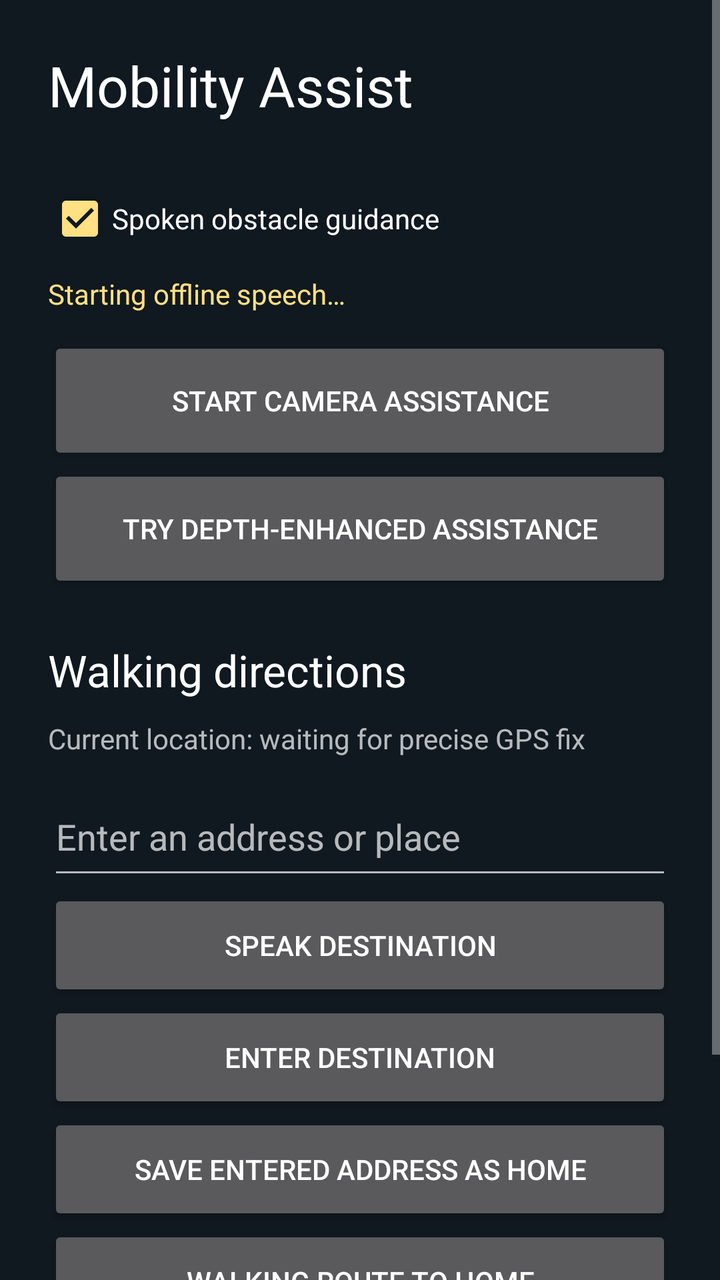
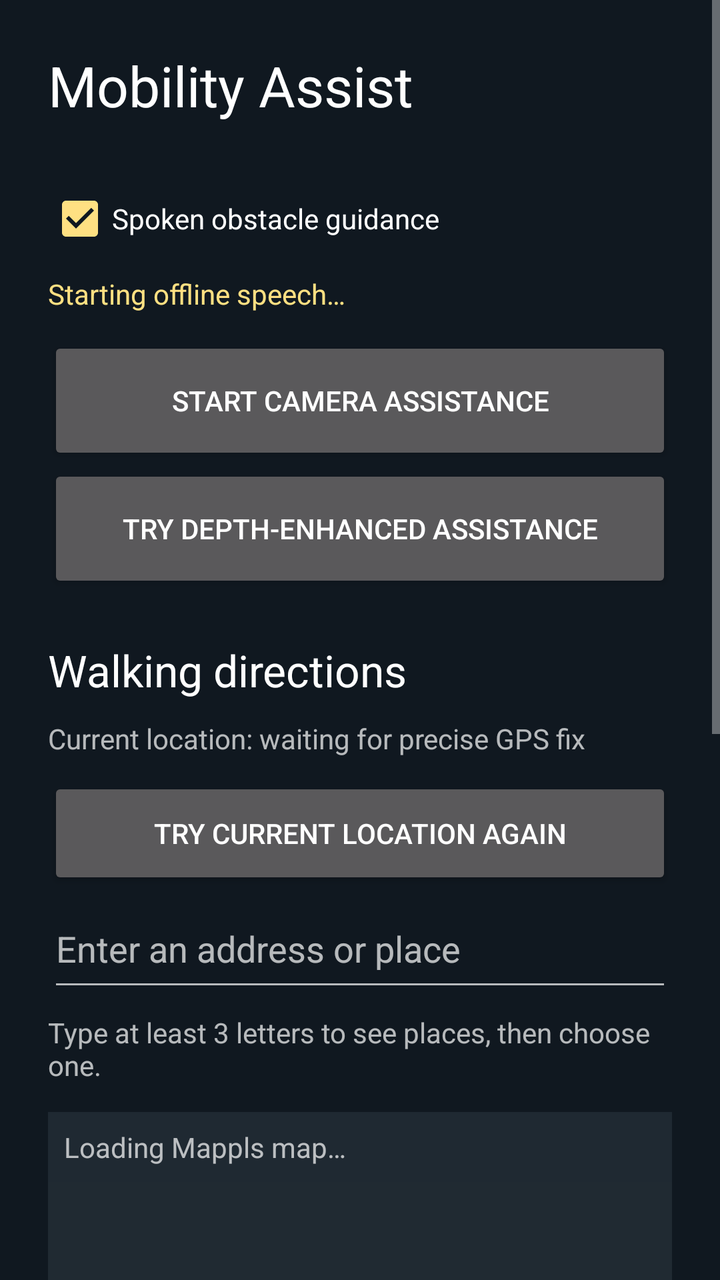

Compare the two renders of this Android layout. The source of the first and the diff that turns it into the second are given below.
<!-- AndroidManifest.xml: application theme Theme.MobilityAssist -->
<!-- res/layout/activity_main.xml -->
<?xml version="1.0" encoding="utf-8"?>
<FrameLayout xmlns:android="http://schemas.android.com/apk/res/android"
    android:layout_width="match_parent"
    android:layout_height="match_parent">

    <ScrollView
        android:id="@+id/menuPanel"
        android:layout_width="match_parent"
        android:layout_height="match_parent">

    <LinearLayout
        android:layout_width="match_parent"
        android:layout_height="wrap_content"
        android:orientation="vertical"
        android:padding="24dp">

        <TextView
            android:layout_width="match_parent"
            android:layout_height="wrap_content"
            android:text="@string/menu_title"
            android:textColor="#FFFFFF"
            android:textSize="28sp"
            android:paddingBottom="20dp" />

        <CheckBox
            android:id="@+id/speechToggle"
            android:layout_width="match_parent"
            android:layout_height="wrap_content"
            android:text="@string/enable_speech"
            android:checked="true"
            android:minHeight="56dp" />

        <TextView
            android:id="@+id/menuSpeechStatus"
            android:layout_width="match_parent"
            android:layout_height="wrap_content"
            android:text="@string/starting_speech"
            android:textColor="#FFE082"
            android:accessibilityLiveRegion="polite"
            android:paddingBottom="12dp" />

        <Button
            android:id="@+id/startAssistance"
            android:layout_width="match_parent"
            android:layout_height="64dp"
            android:text="@string/start_assistance" />

        <Button
            android:id="@+id/startDepthAssistance"
            android:layout_width="match_parent"
            android:layout_height="64dp"
            android:text="@string/start_depth_assistance" />

        <TextView
            android:layout_width="match_parent"
            android:layout_height="wrap_content"
            android:text="@string/map_navigation_title"
            android:textColor="#FFFFFF"
            android:textSize="22sp"
            android:paddingTop="24dp" />

        <TextView
            android:id="@+id/currentLocationStatus"
            android:layout_width="match_parent"
            android:layout_height="wrap_content"
            android:text="@string/location_waiting"
            android:accessibilityLiveRegion="polite"
            android:paddingVertical="10dp" />

        <EditText
            android:id="@+id/destinationInput"
            android:layout_width="match_parent"
            android:layout_height="wrap_content"
            android:hint="@string/destination_hint"
            android:inputType="textPostalAddress"
            android:importantForAutofill="no"
            android:singleLine="true"
            android:minHeight="56dp" />

        <Button
            android:id="@+id/speakDestination"
            android:layout_width="match_parent"
            android:layout_height="56dp"
            android:text="@string/speak_destination" />

        <Button
            android:id="@+id/previewWalkingRoute"
            android:layout_width="match_parent"
            android:layout_height="56dp"
            android:text="@string/enter_destination" />

        <Button
            android:id="@+id/saveHome"
            android:layout_width="match_parent"
            android:layout_height="56dp"
            android:text="@string/save_home" />

        <Button
            android:id="@+id/navigateHome"
            android:layout_width="match_parent"
            android:layout_height="56dp"
            android:text="@string/navigate_home" />

        <TextView
            android:layout_width="match_parent"
            android:layout_height="wrap_content"
            android:text="@string/map_navigation_note"
            android:textColor="#FFFFFF"
            android:paddingTop="16dp" />
    </LinearLayout>
    </ScrollView>

    <LinearLayout
        android:id="@+id/scannerPanel"
        android:layout_width="match_parent"
        android:layout_height="match_parent"
        android:orientation="vertical"
        android:visibility="gone">

    
    <TextView
        android:layout_width="match_parent"
        android:layout_height="wrap_content"
        android:text="@string/screen_title"
        android:textSize="22sp"
        android:textColor="#FFFFFF"
        android:padding="16dp" />

    
    <FrameLayout
        android:id="@+id/cameraArea"
        android:layout_width="match_parent"
        android:layout_height="0dp"
        android:layout_weight="1">

        <androidx.camera.view.PreviewView
            android:id="@+id/preview"
            android:layout_width="match_parent"
            android:layout_height="match_parent"
            android:importantForAccessibility="no" />

        <com.example.mobilityassist.OverlayView
            android:id="@+id/overlay"
            android:layout_width="match_parent"
            android:layout_height="match_parent"
            android:importantForAccessibility="no" />

        <FrameLayout
            android:id="@+id/miniMapHost"
            android:layout_width="160dp"
            android:layout_height="170dp"
            android:layout_gravity="top|end"
            android:layout_margin="8dp"
            android:background="#202A32"
            android:visibility="gone">
            <Button
                android:id="@+id/expandMap"
                android:layout_width="match_parent"
                android:layout_height="48dp"
                android:layout_gravity="top"
                android:text="@string/view_large_map"
                android:textSize="11sp"
                android:contentDescription="@string/view_large_map" />
        </FrameLayout>

    </FrameLayout>

    <FrameLayout
        android:id="@+id/expandedMapHost"
        android:layout_width="match_parent"
        android:layout_height="0dp"
        android:layout_weight="1"
        android:background="#202A32"
        android:visibility="gone">
        <Button
            android:id="@+id/collapseMap"
            android:layout_width="wrap_content"
            android:layout_height="48dp"
            android:layout_gravity="top|end"
            android:text="@string/back_to_small_map"
            android:contentDescription="@string/back_to_small_map" />
    </FrameLayout>

    <TextView
        android:id="@+id/navigationStatus"
        android:layout_width="match_parent"
        android:layout_height="wrap_content"
        android:paddingHorizontal="12dp"
        android:paddingVertical="6dp"
        android:textColor="#80CBC4"
        android:textSize="16sp"
        android:accessibilityLiveRegion="polite"
        android:visibility="gone" />

    
    <TextView
        android:id="@+id/status"
        android:layout_width="match_parent"
        android:layout_height="wrap_content"
        android:text="@string/starting_detector"
        android:textColor="#FFFFFF"
        android:textSize="18sp"
        android:padding="12dp" />

    
    <TextView
        android:id="@+id/speechStatus"
        android:layout_width="match_parent"
        android:layout_height="wrap_content"
        android:text="@string/starting_speech"
        android:textColor="#FFE082"
        android:paddingHorizontal="12dp"
        android:accessibilityLiveRegion="polite" />

    
    <LinearLayout
        android:layout_width="match_parent"
        android:layout_height="wrap_content"
        android:orientation="horizontal"
        android:paddingHorizontal="8dp"
        android:paddingVertical="6dp"
        android:importantForAccessibility="yes">

        <TextView
            android:id="@+id/lightingStatus"
            android:layout_width="0dp"
            android:layout_height="wrap_content"
            android:layout_weight="1"
            android:textSize="12sp"
            android:textColor="#80CBC4"
            android:gravity="center"
            android:text="@string/status_lighting_normal" />

        <TextView
            android:id="@+id/angleStatus"
            android:layout_width="0dp"
            android:layout_height="wrap_content"
            android:layout_weight="1"
            android:textSize="12sp"
            android:textColor="#B0BEC5"
            android:gravity="center"
            android:text="@string/status_angle_unavailable" />

        <TextView
            android:id="@+id/cameraStatus"
            android:layout_width="0dp"
            android:layout_height="wrap_content"
            android:layout_weight="1"
            android:textSize="12sp"
            android:textColor="#B0BEC5"
            android:gravity="center"
            android:text="@string/status_camera_unavailable" />

    </LinearLayout>

    
    <TextView
        android:id="@+id/diagnostics"
        android:layout_width="match_parent"
        android:layout_height="wrap_content"
        android:textColor="#B0BEC5"
        android:paddingHorizontal="12dp"
        android:importantForAccessibility="no" />

    
    <TextView
        android:layout_width="match_parent"
        android:layout_height="wrap_content"
        android:text="@string/size_note"
        android:textColor="#FFFFFF"
        android:padding="12dp" />

    
    <Button
        android:id="@+id/toggle"
        android:layout_width="match_parent"
        android:layout_height="64dp"
        android:text="@string/pause_assistance" />

    <Button
        android:id="@+id/backToMenu"
        android:layout_width="match_parent"
        android:layout_height="56dp"
        android:text="@string/back_to_menu" />

    </LinearLayout>
</FrameLayout>
<!-- resources referenced by this layout -->
<resources>
  <string name="back_to_menu">Back to menu</string>
  <string name="back_to_small_map">Small map</string>
  <string name="destination_hint">Enter an address or place</string>
  <string name="enable_speech">Spoken obstacle guidance</string>
  <string name="enter_destination">Enter Destination</string>
  <string name="location_waiting">Current location: waiting for precise GPS fix</string>
  <string name="map_navigation_note">Walking directions need internet and precise location. Camera warnings take priority. Use your usual mobility aid and verify crossings independently.</string>
  <string name="map_navigation_title">Walking directions</string>
  <string name="menu_title">Mobility Assist</string>
  <string name="navigate_home">Walking route to Home</string>
  <string name="pause_assistance">Pause assistance</string>
  <string name="save_home">Save entered address as Home</string>
  <string name="screen_title">Mobility Assist</string>
  <string name="size_note">Box size is only a rough proximity estimate. No warning does not mean a clear path. Keep using your usual mobility aid.</string>
  <string name="speak_destination">Speak destination</string>
  <string name="start_assistance">Start camera assistance</string>
  <string name="start_depth_assistance">Try depth-enhanced assistance</string>
  <string name="starting_detector">Starting detector…</string>
  <string name="starting_speech">Starting offline speech…</string>
  <string name="status_angle_unavailable">ANGLE: N/A</string>
  <string name="status_camera_unavailable">CAMERA: N/A</string>
  <string name="status_lighting_normal">LIGHTING: NORMAL</string>
  <string name="view_large_map">Expand map</string>
  <style name="Theme.MobilityAssist" parent="android:style/Theme.Material.NoActionBar">
          <item name="android:windowBackground">#101820</item>
          <item name="android:colorAccent">#FFE082</item>
      </style>
</resources>

<!-- the commit's change to res/layout/activity_main.xml (unified diff, before → after) -->
@@ -66,6 +66,12 @@
             android:text="@string/location_waiting"
             android:accessibilityLiveRegion="polite"
             android:paddingVertical="10dp" />
+
+        <Button
+            android:id="@+id/retryLocation"
+            android:layout_width="match_parent"
+            android:layout_height="56dp"
+            android:text="@string/retry_location" />
 
         <EditText
             android:id="@+id/destinationInput"
@@ -76,6 +82,36 @@
             android:importantForAutofill="no"
             android:singleLine="true"
             android:minHeight="56dp" />
+
+        <TextView
+            android:id="@+id/destinationSearchStatus"
+            android:layout_width="match_parent"
+            android:layout_height="wrap_content"
+            android:accessibilityLiveRegion="polite"
+            android:paddingVertical="6dp"
+            android:text="@string/destination_search_prompt" />
+
+        <LinearLayout
+            android:id="@+id/destinationSuggestions"
+            android:layout_width="match_parent"
+            android:layout_height="wrap_content"
+            android:orientation="vertical" />
+
+        <FrameLayout
+            android:id="@+id/menuMapHost"
+            android:layout_width="match_parent"
+            android:layout_height="220dp"
+            android:layout_marginVertical="8dp"
+            android:background="#202A32">
+            <TextView
+                android:id="@+id/menuMapStatus"
+                android:layout_width="match_parent"
+                android:layout_height="wrap_content"
+                android:layout_gravity="top"
+                android:background="#CC202A32"
+                android:padding="8dp"
+                android:text="@string/map_loading" />
+        </FrameLayout>
 
         <Button
             android:id="@+id/speakDestination"
<!-- resource entries referenced after the edit -->
@@ -3,14 +3,17 @@
   <string name="back_to_menu">Back to menu</string>
   <string name="back_to_small_map">Small map</string>
   <string name="destination_hint">Enter an address or place</string>
+  <string name="destination_search_prompt">Type at least 3 letters to see places, then choose one.</string>
   <string name="enable_speech">Spoken obstacle guidance</string>
   <string name="enter_destination">Enter Destination</string>
   <string name="location_waiting">Current location: waiting for precise GPS fix</string>
+  <string name="map_loading">Loading Mappls map…</string>
   <string name="map_navigation_note">Walking directions need internet and precise location. Camera warnings take priority. Use your usual mobility aid and verify crossings independently.</string>
   <string name="map_navigation_title">Walking directions</string>
   <string name="menu_title">Mobility Assist</string>
   <string name="navigate_home">Walking route to Home</string>
   <string name="pause_assistance">Pause assistance</string>
+  <string name="retry_location">Try current location again</string>
   <string name="save_home">Save entered address as Home</string>
   <string name="screen_title">Mobility Assist</string>
   <string name="size_note">Box size is only a rough proximity estimate. No warning does not mean a clear path. Keep using your usual mobility aid.</string>
